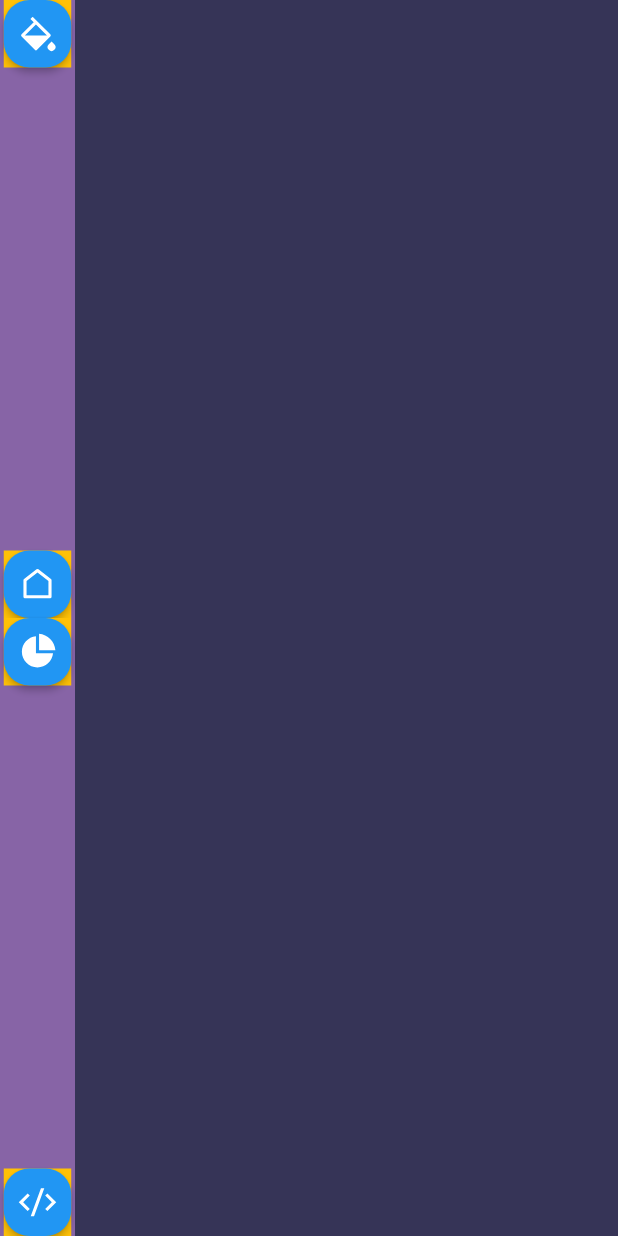
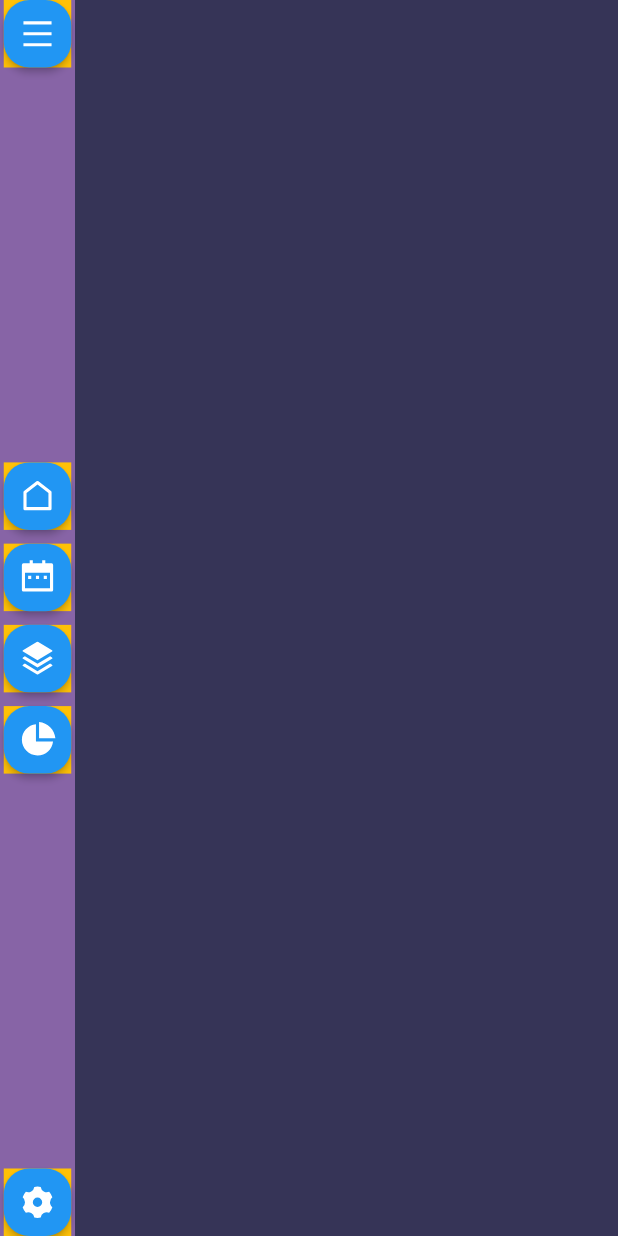
Before and after one commit to Shlok-Bhakta/pintar, a Flutter app: the screen it shows after launch, on a phone screen of 412 x 824 dp. Run offline on Flutter 3.47's test engine with Material 2 defaults, Android fonts, the phone set to English and light mode, and no system bars; our stand-ins replace flutter_svg.

Commit message:
added icons to sidebar

```diff
--- a/lib/widgets/icon_widgets/bottom_sidebar_icons.dart
+++ b/lib/widgets/icon_widgets/bottom_sidebar_icons.dart
@@ -16,7 +16,7 @@ class BottomIcons extends StatelessWidget {
       children: [
         SidebarIconMakerSVG(
           iconColor: colorTheme.primaryColor,
-          svgPath: codeIcon,
+          svgPath: settingsIcon,
         ),
       ],
     );
--- a/lib/widgets/icon_widgets/icons.dart
+++ b/lib/widgets/icon_widgets/icons.dart
@@ -1,4 +1,4 @@
-const String calenderIcon = 'assets/icons/calender.svg';
+const String calenderIcon = 'assets/icons/calendar.svg';
 const String codeIcon = 'assets/icons/code.svg';
 const String homeIcon = 'assets/icons/home.svg';
 const String installIcon = 'assets/icons/install.svg';
--- a/lib/widgets/icon_widgets/middle_sidebar_icons.dart
+++ b/lib/widgets/icon_widgets/middle_sidebar_icons.dart
@@ -1,6 +1,7 @@
 import 'package:flutter/material.dart';
 import 'package:pintar/widgets/icon_widgets/icons.dart';
 import 'package:pintar/widgets/icon_widgets/sidebar_icon_maker_svg.dart';
+import 'package:pintar/widgets/sidebar_spacer_maker.dart';
 
 import '../../other/color_theme.dart';
 
@@ -18,6 +19,17 @@ class MiddleIcons extends StatelessWidget {
           iconColor: colorTheme.primaryColor,
           svgPath: homeIcon,
         ),
+        const SidebarSpacer(),
+        SidebarIconMakerSVG(
+          iconColor: colorTheme.primaryColor,
+          svgPath: calenderIcon,
+        ),
+        const SidebarSpacer(),
+        SidebarIconMakerSVG(
+          iconColor: colorTheme.primaryColor,
+          svgPath: stackIcon,
+        ),
+        const SidebarSpacer(),
         SidebarIconMakerSVG(
           iconColor: colorTheme.primaryColor,
           svgPath: pirchartIcon,
--- a/lib/widgets/icon_widgets/top_sidebar_icons.dart
+++ b/lib/widgets/icon_widgets/top_sidebar_icons.dart
@@ -16,7 +16,7 @@ class TopIcons extends StatelessWidget {
       children: [
         SidebarIconMakerSVG(
           iconColor: colorTheme.primaryColor,
-          svgPath: paintIcon,
+          svgPath: menuIcon,
         ),
       ],
     );
```
Also changed, not shown: lib/widgets/sidebar_spacer_maker.dart (added, +13 -0 lines).
